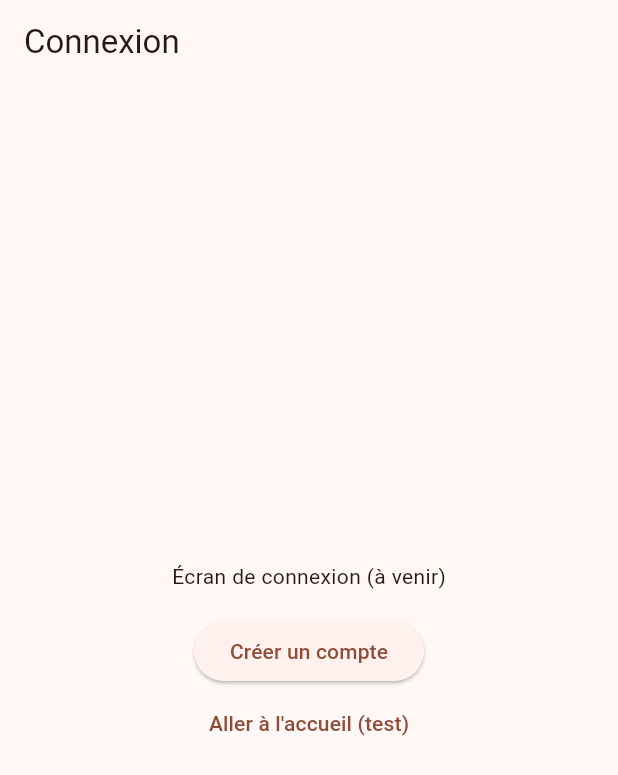
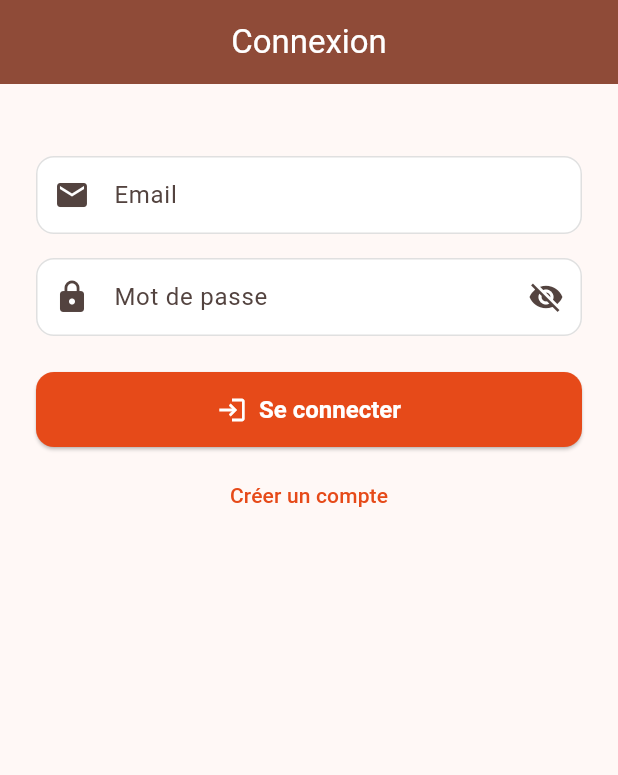
Before and after one commit to arij34/MobileProjet_5SAE3_2026_2027, a Flutter app: the screen it shows after launch, on a phone screen of 412 x 824 dp. Shown: the top 775 px of the screen. Run offline on Flutter 3.47's test engine with Material 3 defaults, Android fonts, the phone set to English and light mode, and no system bars.

Commit message:
feat: app theme and reusable widgets (CustomTextField, CustomButton)

```diff
--- /dev/null
+++ b/lib/core/theme/app_theme.dart
@@ -0,0 +1,72 @@
+import 'package:flutter/material.dart';
+
+/// Thème unique de MyGym, partagé par tous les modules.
+class AppTheme {
+  static const Color primary = Color(0xFFE64A19);
+  static const Color background = Color(0xFFFFF8F6);
+
+  static ThemeData get light {
+    final colorScheme = ColorScheme.fromSeed(
+      seedColor: primary,
+      surface: background,
+    );
+
+    return ThemeData(
+      useMaterial3: true,
+      colorScheme: colorScheme,
+      scaffoldBackgroundColor: background,
+      appBarTheme: AppBarTheme(
+        backgroundColor: colorScheme.primary,
+        foregroundColor: colorScheme.onPrimary,
+        centerTitle: true,
+        elevation: 0,
+      ),
+      inputDecorationTheme: InputDecorationTheme(
+        filled: true,
+        fillColor: Colors.white,
+        contentPadding:
+            const EdgeInsets.symmetric(horizontal: 16, vertical: 14),
+        border: OutlineInputBorder(
+          borderRadius: BorderRadius.circular(12),
+        ),
+        enabledBorder: OutlineInputBorder(
+          borderRadius: BorderRadius.circular(12),
+          borderSide: BorderSide(color: Colors.grey.shade300),
+        ),
+        focusedBorder: OutlineInputBorder(
+          borderRadius: BorderRadius.circular(12),
+          borderSide: const BorderSide(color: primary, width: 2),
+        ),
+        errorBorder: OutlineInputBorder(
+          borderRadius: BorderRadius.circular(12),
+          borderSide: const BorderSide(color: Colors.red),
+        ),
+        focusedErrorBorder: OutlineInputBorder(
+          borderRadius: BorderRadius.circular(12),
+          borderSide: const BorderSide(color: Colors.red, width: 2),
+        ),
+      ),
+      elevatedButtonTheme: ElevatedButtonThemeData(
+        style: ElevatedButton.styleFrom(
+          backgroundColor: primary,
+          foregroundColor: Colors.white,
+          minimumSize: const Size.fromHeight(50),
+          shape: RoundedRectangleBorder(
+            borderRadius: BorderRadius.circular(12),
+          ),
+          textStyle: const TextStyle(fontSize: 16, fontWeight: FontWeight.w600),
+        ),
+      ),
+      textButtonTheme: TextButtonThemeData(
+        style: TextButton.styleFrom(foregroundColor: primary),
+      ),
+      cardTheme: CardThemeData(
+        color: Colors.white,
+        elevation: 2,
+        shape: RoundedRectangleBorder(
+          borderRadius: BorderRadius.circular(16),
+        ),
+      ),
+    );
+  }
+}
--- /dev/null
+++ b/lib/core/widgets/custom_button.dart
@@ -0,0 +1,43 @@
+import 'package:flutter/material.dart';
+
+/// Bouton principal réutilisable, avec indicateur de chargement.
+class CustomButton extends StatelessWidget {
+  final String text;
+  final VoidCallback? onPressed;
+  final bool isLoading;
+  final IconData? icon;
+
+  const CustomButton({
+    super.key,
+    required this.text,
+    required this.onPressed,
+    this.isLoading = false,
+    this.icon,
+  });
+
+  @override
+  Widget build(BuildContext context) {
+    return ElevatedButton(
+      onPressed: isLoading ? null : onPressed,
+      child: isLoading
+          ? const SizedBox(
+              height: 22,
+              width: 22,
+              child: CircularProgressIndicator(
+                strokeWidth: 2.5,
+                color: Colors.white,
+              ),
+            )
+          : Row(
+              mainAxisAlignment: MainAxisAlignment.center,
+              children: [
+                if (icon != null) ...[
+                  Icon(icon, size: 20),
+                  const SizedBox(width: 8),
+                ],
+                Text(text),
+              ],
+            ),
+    );
+  }
+}
--- /dev/null
+++ b/lib/core/widgets/custom_text_field.dart
@@ -0,0 +1,59 @@
+import 'package:flutter/material.dart';
+
+/// Champ de texte réutilisable (avec bouton afficher/masquer pour les mots de passe).
+class CustomTextField extends StatefulWidget {
+  final TextEditingController controller;
+  final String label;
+  final IconData? icon;
+  final bool isPassword;
+  final TextInputType keyboardType;
+  final String? Function(String?)? validator;
+  final TextInputAction textInputAction;
+
+  const CustomTextField({
+    super.key,
+    required this.controller,
+    required this.label,
+    this.icon,
+    this.isPassword = false,
+    this.keyboardType = TextInputType.text,
+    this.validator,
+    this.textInputAction = TextInputAction.next,
+  });
+
+  @override
+  State<CustomTextField> createState() => _CustomTextFieldState();
+}
+
+class _CustomTextFieldState extends State<CustomTextField> {
+  late bool _obscure;
+
+  @override
+  void initState() {
+    super.initState();
+    _obscure = widget.isPassword;
+  }
+
+  @override
+  Widget build(BuildContext context) {
+    return TextFormField(
+      controller: widget.controller,
+      obscureText: _obscure,
+      keyboardType: widget.keyboardType,
+      textInputAction: widget.textInputAction,
+      validator: widget.validator,
+      decoration: InputDecoration(
+        labelText: widget.label,
+        prefixIcon: widget.icon != null ? Icon(widget.icon) : null,
+        suffixIcon: widget.isPassword
+            ? IconButton(
+                icon: Icon(
+                  _obscure ? Icons.visibility_off : Icons.visibility,
+                ),
+                onPressed: () => setState(() => _obscure = !_obscure),
+              )
+            : null,
+      ),
+    );
+  }
+}
--- a/lib/features/users/screens/login_screen.dart
+++ b/lib/features/users/screens/login_screen.dart
@@ -1,27 +1,60 @@
 import 'package:flutter/material.dart';
 import '../../../core/routes/app_routes.dart';
+import '../../../core/widgets/custom_button.dart';
+import '../../../core/widgets/custom_text_field.dart';
 
-class LoginScreen extends StatelessWidget {
+class LoginScreen extends StatefulWidget {
   const LoginScreen({super.key});
+
+  @override
+  State<LoginScreen> createState() => _LoginScreenState();
+}
+
+class _LoginScreenState extends State<LoginScreen> {
+  final _emailController = TextEditingController();
+  final _passwordController = TextEditingController();
+
+  @override
+  void dispose() {
+    _emailController.dispose();
+    _passwordController.dispose();
+    super.dispose();
+  }
 
   @override
   Widget build(BuildContext context) {
     return Scaffold(
       appBar: AppBar(title: const Text('Connexion')),
-      body: Center(
+      body: SingleChildScrollView(
+        padding: const EdgeInsets.all(24),
         child: Column(
-          mainAxisAlignment: MainAxisAlignment.center,
           children: [
-            const Text('Écran de connexion (à venir)'),
+            const SizedBox(height: 24),
+            CustomTextField(
+              controller: _emailController,
+              label: 'Email',
+              icon: Icons.email,
+              keyboardType: TextInputType.emailAddress,
+            ),
             const SizedBox(height: 16),
-            ElevatedButton(
+            CustomTextField(
+              controller: _passwordController,
+              label: 'Mot de passe',
+              icon: Icons.lock,
+              isPassword: true,
+              textInputAction: TextInputAction.done,
+            ),
+            const SizedBox(height: 24),
+            CustomButton(
+              text: 'Se connecter',
+              icon: Icons.login,
+              onPressed: () =>
+                  Navigator.pushReplacementNamed(context, AppRoutes.home),
+            ),
+            const SizedBox(height: 8),
+            TextButton(
               onPressed: () => Navigator.pushNamed(context, AppRoutes.register),
               child: const Text('Créer un compte'),
-            ),
-            TextButton(
-              onPressed: () =>
-                  Navigator.pushReplacementNamed(context, AppRoutes.home),
-              child: const Text('Aller à l\'accueil (test)'),
             ),
           ],
         ),
--- a/lib/main.dart
+++ b/lib/main.dart
@@ -1,5 +1,6 @@
 import 'package:flutter/material.dart';
 import 'core/routes/app_routes.dart';
+import 'core/theme/app_theme.dart';
 
 void main() {
   runApp(const MyGymApp());
@@ -13,10 +14,7 @@ class MyGymApp extends StatelessWidget {
     return MaterialApp(
       title: 'MyGym',
       debugShowCheckedModeBanner: false,
-      theme: ThemeData(
-        colorScheme: ColorScheme.fromSeed(seedColor: Colors.deepOrange),
-        useMaterial3: true,
-      ),
+      theme: AppTheme.light,
       initialRoute: AppRoutes.splash,
       routes: AppRoutes.routes,
     );
```
